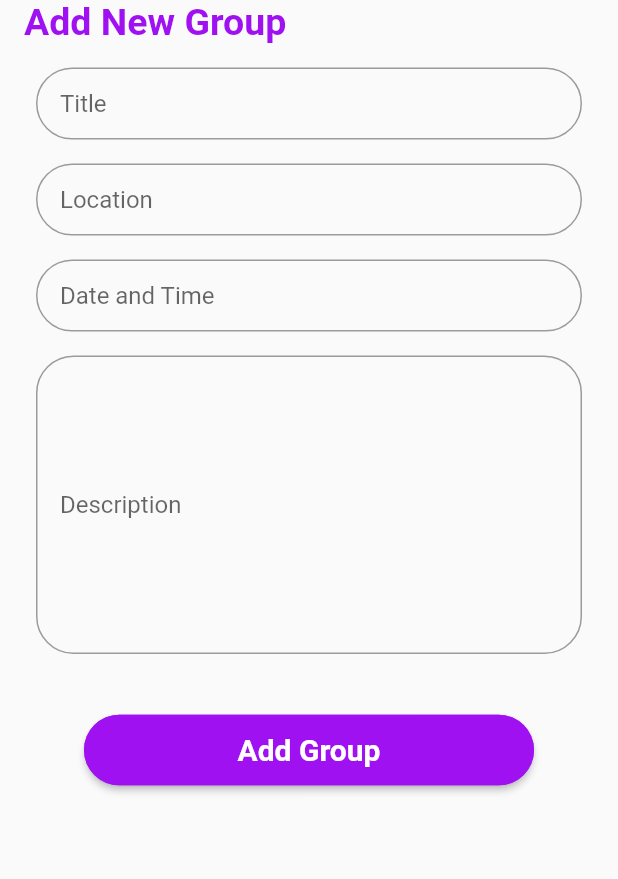
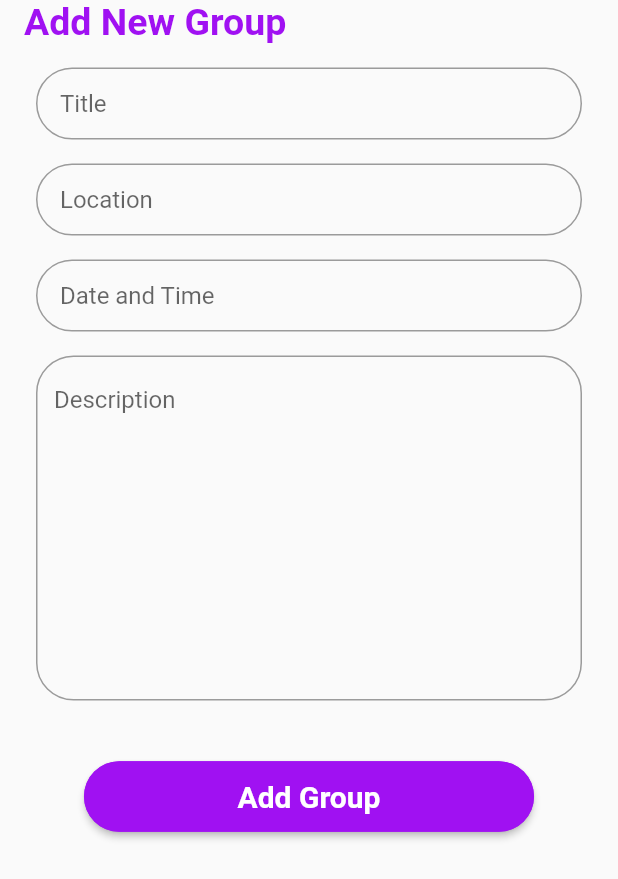
Before and after one commit to rileychin/gatherapp, a Flutter app: the AddGroupScreen widget shown alone on an empty page, opened directly with empty values, on a phone screen of 412 x 824 dp. Shown: the top 879 px of the screen. Run offline on Flutter 3.47's test engine with Material 2 defaults, Android fonts, the light colour scheme and no system bars; our stand-ins replace cached_network_image, cloud_firestore, firebase_auth, firebase_core, firebase_storage, flutter_datetime_picker and 4 more; missing offline and left inert: grouped_buttons, place_picker, ss_bottom_navbar; accounts and stored records are empty.

Commit message:
minor changes at add group

```diff
--- a/lib/ui/addGroup/addGroupScreen.dart
+++ b/lib/ui/addGroup/addGroupScreen.dart
@@ -137,6 +137,7 @@ class _AddGroupScreen extends State<AddGroupScreen> {
                     const EdgeInsets.only(top: 16.0, right: 8.0, left: 8.0),
                 child: TextFormField(
                     controller: locationController,
+                    validator: validateLocation,
                     onSaved: (String val) {
                       location = locationController.text;
                     },
@@ -199,6 +200,10 @@ class _AddGroupScreen extends State<AddGroupScreen> {
                 padding:
                 const EdgeInsets.only(top: 16.0, right: 8.0, left: 8.0),
                 child: TextFormField(
+                    minLines: 10,
+                    maxLines: null,
+                    textAlignVertical: TextAlignVertical.top,
+                    keyboardType: TextInputType.multiline,
                     validator: validateDescription,
                     onSaved: (String val) {
                       description = val;
@@ -206,8 +211,7 @@ class _AddGroupScreen extends State<AddGroupScreen> {
                     textInputAction: TextInputAction.next,
                     onFieldSubmitted: (_) => FocusScope.of(context).nextFocus(),
                     decoration: InputDecoration(
-                        contentPadding: new EdgeInsets.symmetric(
-                            vertical: 90, horizontal: 16),
+                        alignLabelWithHint: true,
                         fillColor: Colors.white,
                         hintText: 'Description',
                         focusedBorder: OutlineInputBorder(
```
